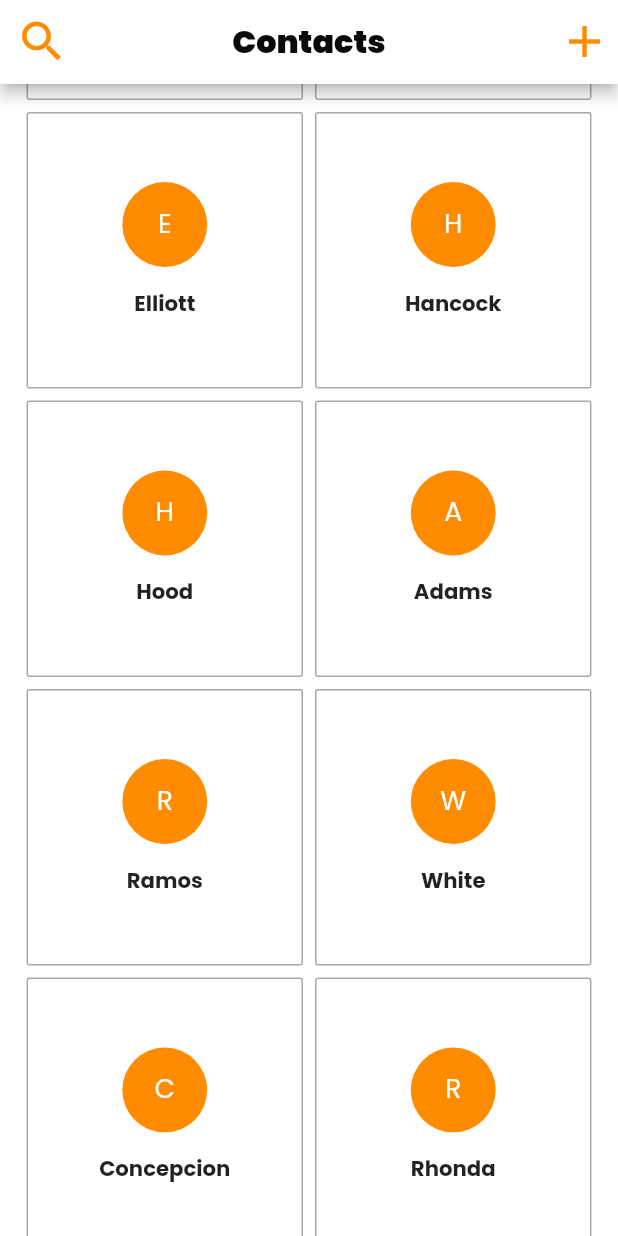
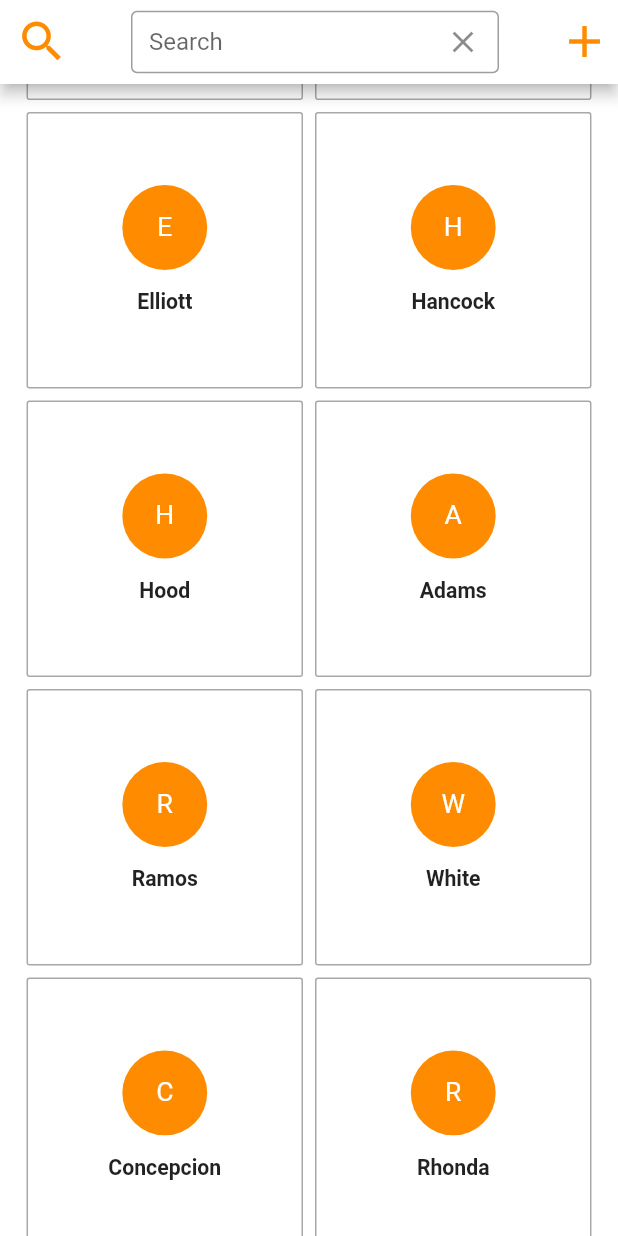
Before and after one commit to aabidsayeed1/flutter_contact_test, a Flutter app: the screen it shows after launch, scrolled down 576 dp, after a tap on the "search" icon, on a phone screen of 412 x 824 dp. Run offline on Flutter 3.47's test engine with Material 2 defaults, Android fonts, the light colour scheme and no system bars; our stand-ins replace flutter_screenutil, get, google_fonts; missing offline and left inert: page_state_handler.

Commit message:
Adds Search functionality

```diff
--- a/lib/presentation/app.dart
+++ b/lib/presentation/app.dart
@@ -3,7 +3,6 @@ import 'package:contact_test/presentation/contacts/contacts_binding.dart';
 import 'package:flutter/material.dart';
 import 'package:flutter_screenutil/flutter_screenutil.dart';
 import 'package:get/get.dart';
-import 'package:google_fonts/google_fonts.dart';
 
 import '../router/routes.dart';
 import 'contacts/contacts_page.dart';
@@ -21,7 +20,7 @@ class App extends StatelessWidget {
         debugShowCheckedModeBanner: false,
         theme: ThemeData(
           primaryColor: AppColors.primary,
-          fontFamily: GoogleFonts.poppins().fontFamily,
+          // fontFamily: GoogleFonts.poppins().fontFamily,
         ),
         initialRoute: "/",
         getPages: appRoutes(),
--- a/lib/presentation/contacts/contacts_controller.dart
+++ b/lib/presentation/contacts/contacts_controller.dart
@@ -14,14 +14,17 @@ class ContactsController extends GetxController with BaseController {
   final AddContactsUseCase _addContactsUseCase;
   final LoadContactsUseCase _loadcontactsUseCase;
   RxList<ContactModel> contacts = <ContactModel>[].obs;
+  RxList<ContactModel> searchList = <ContactModel>[].obs;
+
   ContactsController(this._addContactsUseCase, this._loadcontactsUseCase);
   PageStateController pageStateController = PageStateController();
   TextEditingController? firstNameC;
   TextEditingController? lastNameC;
   TextEditingController? emailC;
   TextEditingController? dobC;
-  bool isFromAddContact = false;
+  TextEditingController? searchC;
   String selectedContactId = '';
+  var isSearch = false.obs;
   @override
   void onInit() {
     super.onInit();
@@ -30,6 +33,7 @@ class ContactsController extends GetxController with BaseController {
     lastNameC = TextEditingController();
     emailC = TextEditingController();
     dobC = TextEditingController();
+    searchC = TextEditingController();
   }
 
   void loadContactsData() async {
@@ -37,8 +41,8 @@ class ContactsController extends GetxController with BaseController {
       pageStateController.onStateUpdate(PageState.loading);
 
       await _loadcontactsUseCase.execute().then((value) {
-        print("weatherData ${value[0].email}");
         contacts.assignAll(value);
+        searchList.assignAll(value);
         pageStateController.onStateUpdate(PageState.loaded);
       });
     } catch (e) {
@@ -47,6 +51,9 @@ class ContactsController extends GetxController with BaseController {
   }
 
   void addOrUpdateContact() {
+    //Todo:
+    // add or update Contacts  through repository pending
+    // for now i'm adding direct into contactsData
     if (selectedContactId.isNotEmpty) {
       contacts.removeWhere((element) => element.id == selectedContactId);
       addContact();
@@ -56,11 +63,11 @@ class ContactsController extends GetxController with BaseController {
   }
 
   void editContact(int index) {
-    selectedContactId = contacts[index].id ?? '';
-    firstNameC!.text = contacts[index].firstName ?? '';
-    lastNameC!.text = contacts[index].lastName ?? '';
-    emailC!.text = contacts[index].email ?? '';
-    dobC!.text = contacts[index].dob ?? '';
+    selectedContactId = searchList[index].id ?? '';
+    firstNameC!.text = searchList[index].firstName ?? '';
+    lastNameC!.text = searchList[index].lastName ?? '';
+    emailC!.text = searchList[index].email ?? '';
+    dobC!.text = searchList[index].dob ?? '';
     Get.toNamed(RoutePageString.addContact);
   }
 
@@ -81,11 +88,7 @@ class ContactsController extends GetxController with BaseController {
           email: emailC?.text,
           dob: dobC?.text,
         ));
-
-//Todo:
-    // add Contact through repository pending
-    // for now i'm adding direct into contactsData
-
+    searchList.assignAll(contacts);
     contactsData.clear();
     for (var e in contacts) {
       contactsData.add({
@@ -98,6 +101,7 @@ class ContactsController extends GetxController with BaseController {
     }
     Get.back();
     clearAllTextFeild();
+    clearSearchData();
   }
 
   void clearAllTextFeild() {
@@ -107,4 +111,10 @@ class ContactsController extends GetxController with BaseController {
     emailC?.clear();
     dobC?.clear();
   }
+
+  void clearSearchData() {
+    searchC?.clear();
+    isSearch(false);
+    searchList.assignAll(contacts);
+  }
 }
--- a/lib/presentation/contacts/contacts_page.dart
+++ b/lib/presentation/contacts/contacts_page.dart
@@ -18,7 +18,9 @@ class ConatactsPage extends GetView<ContactsController> {
         backgroundColor: AppColors.white,
         appBar: AppBar(
           leading: IconButton(
-              onPressed: () {},
+              onPressed: () {
+                controller.isSearch(true);
+              },
               icon: Icon(
                 Icons.search,
                 size: 40.sp,
@@ -26,13 +28,43 @@ class ConatactsPage extends GetView<ContactsController> {
               )),
           backgroundColor: AppColors.white,
           centerTitle: true,
-          title: Text(
-            AppStrings.contacts,
-            style: TextStyle(
-                fontSize: 24.sp,
-                color: AppColors.black,
-                fontWeight: FontWeight.w900),
-          ),
+          title: Obx(() => controller.isSearch.value
+              ? AnimatedContainer(
+                  height: 55.h,
+                  duration: const Duration(milliseconds: 1000),
+                  padding:
+                      EdgeInsets.symmetric(horizontal: 16.w, vertical: 4.h),
+                  child: TextField(
+                    controller: controller.searchC,
+                    textInputAction: TextInputAction.done,
+                    onChanged: (value) {
+                      controller.searchC?.text = value;
+                      controller.searchList.value = controller.contacts
+                          .where((element) => element.firstName!
+                              .toLowerCase()
+                              .contains(value.toLowerCase()))
+                          .toList();
+                    },
+                    decoration: InputDecoration(
+                      suffixIcon: IconButton(
+                          onPressed: () {
+                            controller.clearSearchData();
+                          },
+                          icon: const Icon(Icons.close)),
+                      labelText: 'Search',
+                      border: const OutlineInputBorder(),
+                      focusedBorder: OutlineInputBorder(
+                          borderSide: BorderSide(color: AppColors.lightGray)),
+                    ),
+                  ),
+                )
+              : Text(
+                  AppStrings.contacts,
+                  style: TextStyle(
+                      fontSize: 24.sp,
+                      color: AppColors.black,
+                      fontWeight: FontWeight.w900),
+                )),
           actions: [
             IconButton(
                 onPressed: () {
@@ -64,15 +96,14 @@ class ConatactsPage extends GetView<ContactsController> {
                   crossAxisSpacing: 8.0,
                   mainAxisSpacing: 8.0,
                 ),
-                itemCount: controller.contacts.length,
+                itemCount: controller.searchList.length,
                 itemBuilder: (context, index) {
                   return GestureDetector(
                     onTap: () {
-                      controller.isFromAddContact = false;
                       controller.editContact(index);
                     },
                     child: GridContactItem(
-                        name: controller.contacts[index].firstName!),
+                        name: controller.searchList[index].firstName!),
                   );
                 },
               ),
```
Also changed, not shown: 3 other files.
